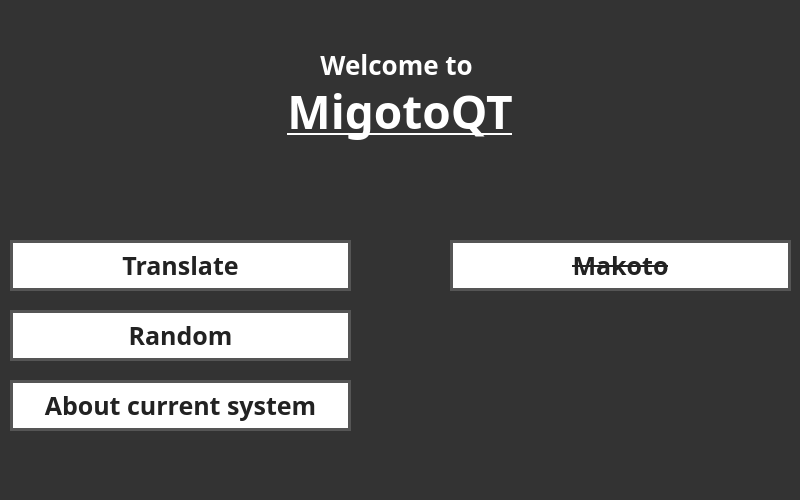
Qt form src/ui/main.ui (dehwyy/migoto_qt) before a commit.
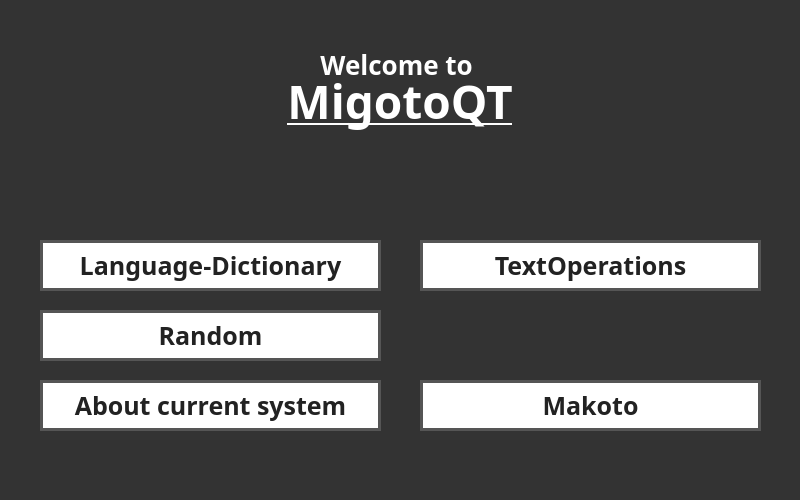
The same form after that commit.

Commit message:
made skeleton of windows (2). Workable Language-Dictionary (1).
1. Works with YandexDictionaryApi, at the moment requires .env file to work, soon behavior would change
2. All windows (would be refactored), expect Window that would work with Makoto

Diff of the .ui file:
```diff
--- a/src/ui/main.ui
+++ b/src/ui/main.ui
@@ -26,7 +26,7 @@
     <property name="geometry">
      <rect>
       <x>0</x>
-      <y>80</y>
+      <y>70</y>
       <width>800</width>
       <height>61</height>
      </rect>
@@ -81,7 +81,7 @@
    <widget class="QPushButton" name="pushButton">
     <property name="geometry">
      <rect>
-      <x>10</x>
+      <x>40</x>
       <y>240</y>
       <width>341</width>
       <height>51</height>
@@ -102,13 +102,13 @@
 border: 3px solid #555555;</string>
     </property>
     <property name="text">
-     <string>Translate</string>
+     <string>Language-Dictionary</string>
     </property>
    </widget>
    <widget class="QPushButton" name="pushButton_2">
     <property name="geometry">
      <rect>
-      <x>10</x>
+      <x>40</x>
       <y>310</y>
       <width>341</width>
       <height>51</height>
@@ -135,7 +135,7 @@
    <widget class="QPushButton" name="pushButton_3">
     <property name="geometry">
      <rect>
-      <x>10</x>
+      <x>40</x>
       <y>380</y>
       <width>341</width>
       <height>51</height>
@@ -160,13 +160,10 @@
     </property>
    </widget>
    <widget class="QPushButton" name="pushButton_4">
-    <property name="enabled">
-     <bool>false</bool>
-    </property>
     <property name="geometry">
      <rect>
-      <x>450</x>
-      <y>240</y>
+      <x>420</x>
+      <y>380</y>
       <width>341</width>
       <height>51</height>
      </rect>
@@ -177,20 +174,45 @@
       <pointsize>-1</pointsize>
       <weight>75</weight>
       <bold>true</bold>
-      <strikeout>true</strikeout>
      </font>
     </property>
     <property name="styleSheet">
      <string notr="true">font-size: 25px;
 background-color: white;
 color: #222222;
-border: 3px solid #555555;
-text-decoration: line-through;</string>
+border: 3px solid #555555;</string>
     </property>
     <property name="text">
      <string>Makoto</string>
     </property>
    </widget>
+   <widget class="QPushButton" name="pushButton_5">
+    <property name="geometry">
+     <rect>
+      <x>420</x>
+      <y>240</y>
+      <width>341</width>
+      <height>51</height>
+     </rect>
+    </property>
+    <property name="font">
+     <font>
+      <family>UD Digi Kyokasho NK-B</family>
+      <pointsize>-1</pointsize>
+      <weight>75</weight>
+      <bold>true</bold>
+     </font>
+    </property>
+    <property name="styleSheet">
+     <string notr="true">font-size: 25px;
+background-color: white;
+color: #222222;
+border: 3px solid #555555;</string>
+    </property>
+    <property name="text">
+     <string>TextOperations</string>
+    </property>
+   </widget>
   </widget>
   <widget class="QMenuBar" name="menubar">
    <property name="geometry">
```
Left out of the diff: 5 changed lines with no effect on the pictures. The commit also changes 20 other files.
